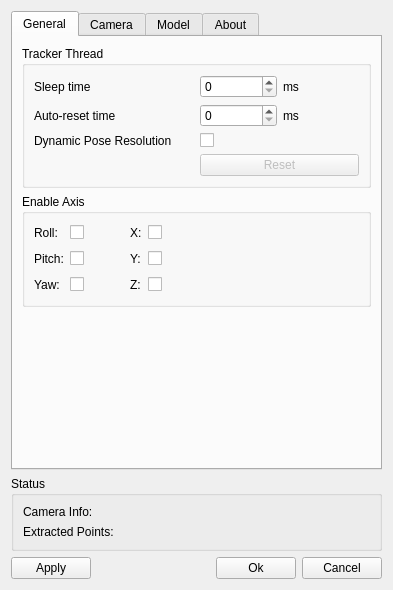
Above: FTNoIR_Tracker_PT/FTNoIR_PT_Controls.ui from opentrack/opentrack before the change. Below: the same form after it.
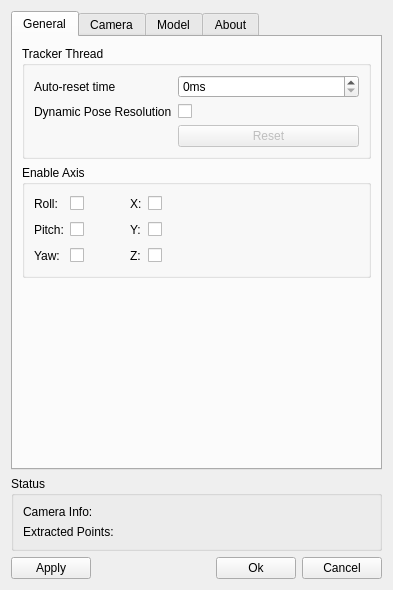
That is the form after the change. Icons and pictures are not drawn.

Commit message:
PT: remove sleep interval
The rationale is that camera blocks while the frame's being retrieved anyway.

What changed in the file:
```diff
--- a/FTNoIR_Tracker_PT/FTNoIR_PT_Controls.ui
+++ b/FTNoIR_Tracker_PT/FTNoIR_PT_Controls.ui
@@ -10,7 +10,7 @@
     <x>0</x>
     <y>0</y>
     <width>459</width>
-    <height>590</height>
+    <height>621</height>
    </rect>
   </property>
   <property name="sizePolicy">
@@ -66,92 +66,54 @@
          <property name="title">
           <string>Tracker Thread</string>
          </property>
-         <layout class="QVBoxLayout" name="verticalLayout_6">
-          <item>
            <layout class="QGridLayout" name="gridLayout">
-            <item row="1" column="3">
-             <layout class="QHBoxLayout" name="horizontalLayout_12">
-              <item>
+          <item row="0" column="0">
+           <widget class="QLabel" name="label_43">
+            <property name="text">
+             <string>Auto-reset time</string>
+            </property>
+            <property name="buddy">
+             <cstring>reset_spin</cstring>
+            </property>
+           </widget>
+          </item>
+          <item row="0" column="1">
                <widget class="QSpinBox" name="reset_spin">
+            <property name="sizePolicy">
+             <sizepolicy hsizetype="Expanding" vsizetype="Minimum">
+              <horstretch>0</horstretch>
+              <verstretch>0</verstretch>
+             </sizepolicy>
+            </property>
                 <property name="toolTip">
                  <string>Time until automatic reset of tracker's internal state when no valid tracking result is found</string>
                 </property>
+            <property name="suffix">
+             <string>ms</string>
+            </property>
                 <property name="maximum">
                  <number>9999</number>
                 </property>
                </widget>
               </item>
-              <item>
-               <widget class="QLabel" name="label_42">
-                <property name="text">
-                 <string>ms</string>
-                </property>
-               </widget>
-              </item>
-             </layout>
-            </item>
-            <item row="2" column="3">
-             <widget class="QCheckBox" name="dynpose_check">
-              <property name="toolTip">
-               <string/>
-              </property>
-              <property name="text">
-               <string/>
-              </property>
-             </widget>
-            </item>
-            <item row="2" column="2">
+          <item row="1" column="0">
              <widget class="QLabel" name="label_17">
               <property name="text">
                <string>Dynamic Pose Resolution</string>
               </property>
              </widget>
             </item>
-            <item row="0" column="2">
-             <widget class="QLabel" name="label_39">
-              <property name="text">
-               <string>Sleep time</string>
-              </property>
-              <property name="buddy">
-               <cstring>sleep_spin</cstring>
-              </property>
-             </widget>
-            </item>
-            <item row="1" column="2">
-             <widget class="QLabel" name="label_43">
-              <property name="text">
-               <string>Auto-reset time</string>
-              </property>
-              <property name="buddy">
-               <cstring>reset_spin</cstring>
-              </property>
-             </widget>
-            </item>
-            <item row="0" column="3">
-             <layout class="QHBoxLayout" name="horizontalLayout_11">
-              <item>
-               <widget class="QSpinBox" name="sleep_spin">
+          <item row="1" column="1">
+           <widget class="QCheckBox" name="dynpose_check">
                 <property name="toolTip">
-                 <string>Time the tracker thread sleeps after each processed frame</string>
-                </property>
-                <property name="suffix">
                  <string/>
                 </property>
-                <property name="maximum">
-                 <number>9999</number>
-                </property>
-               </widget>
-              </item>
-              <item>
-               <widget class="QLabel" name="label_40">
                 <property name="text">
-                 <string>ms</string>
+             <string/>
                 </property>
                </widget>
               </item>
-             </layout>
-            </item>
-            <item row="3" column="3">
+          <item row="2" column="1">
              <widget class="QPushButton" name="reset_button">
               <property name="enabled">
                <bool>false</bool>
@@ -165,8 +127,6 @@
              </widget>
             </item>
            </layout>
-          </item>
-         </layout>
         </widget>
        </item>
        <item>
```
Left out of the diff: 1 changed line with no effect on the pictures. Lines whose indentation alone changed are shown as unchanged. The commit also changes 3 other files.
